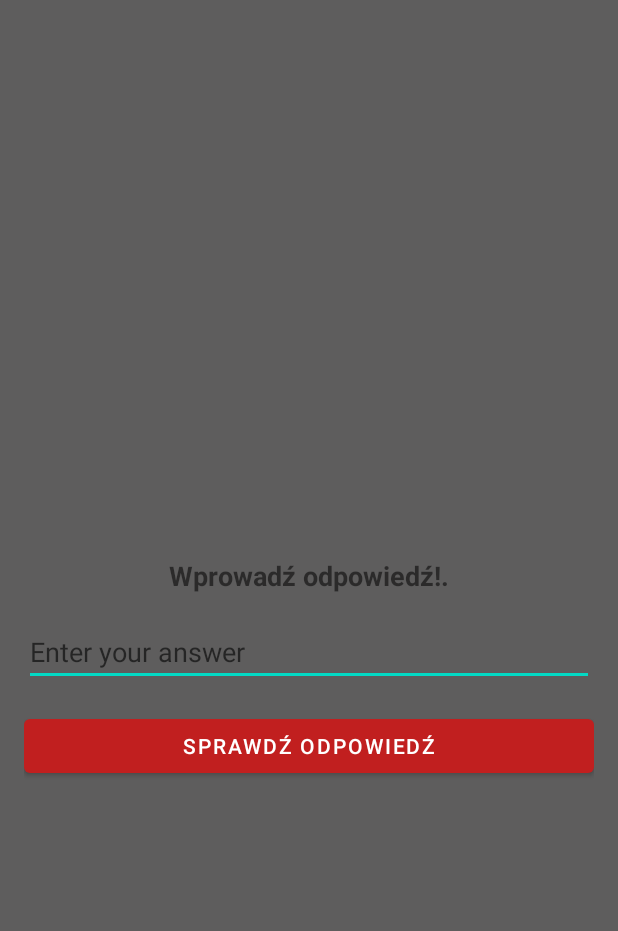
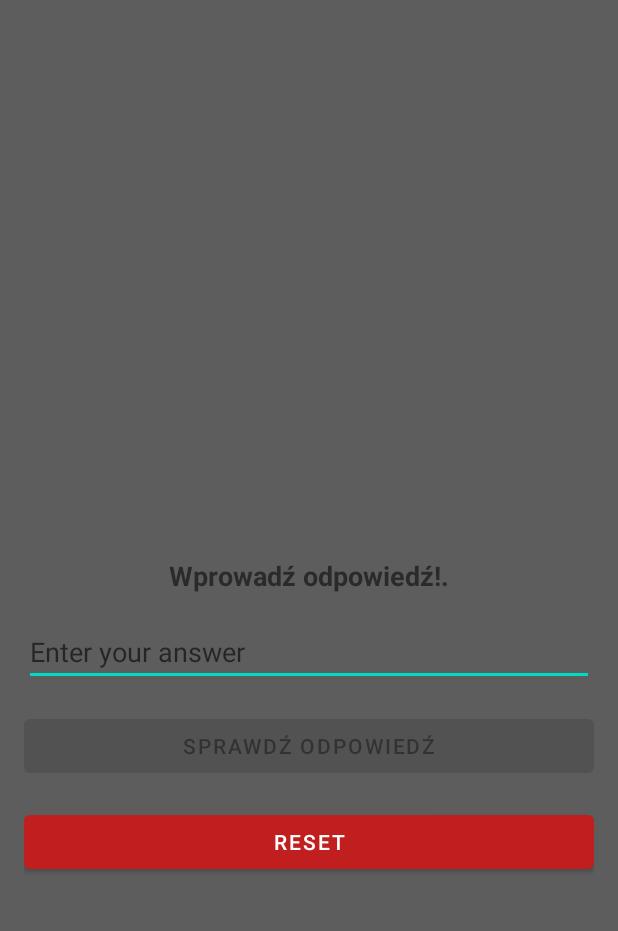
Before and after one commit to Michali0/cashino, an Android app: the fragment SaldoFragment placed in its activity, after a tap on "SPRAWDŹ ODPOWIEDŹ", on a phone screen of 412 x 824 dp, the part 84-1015 px from its top. Run offline under Robolectric (Android 15) with nearby library versions, the phone set to English and light mode, and no system bars.

Commit message:
Aktualizacja pliku SaldoFragment (dodanie możliwości resetu zagadki oraz blokowanie przycisku sprawdzenia po odpowiedzi)

```diff
--- a/app/src/main/java/pl/wincenciuk/cashino/SaldoFragment.kt
+++ b/app/src/main/java/pl/wincenciuk/cashino/SaldoFragment.kt
@@ -14,13 +14,14 @@ class SaldoFragment : Fragment() {
     private lateinit var textViewEquation: TextView
     private lateinit var editTextAnswer: EditText
     private lateinit var buttonCheck: Button
+    private lateinit var buttonReset: Button
 
     private var liczba1: Int = 0
     private var liczba2: Int = 0
     private var liczba3: Int = 0
     private var znak1: String = ""
     private var znak2: String = ""
-
+    private var isButtonClicked = false
     override fun onCreateView(
         inflater: LayoutInflater, container: ViewGroup?,
         savedInstanceState: Bundle?
@@ -28,17 +29,24 @@ class SaldoFragment : Fragment() {
         return inflater.inflate(R.layout.fragment_saldo, container, false)
     }
 
+
     override fun onViewCreated(view: View, savedInstanceState: Bundle?) {
         super.onViewCreated(view, savedInstanceState)
 
         textViewEquation = view.findViewById(R.id.textViewEquation)
         editTextAnswer = view.findViewById(R.id.editTextAnswer)
         buttonCheck = view.findViewById(R.id.buttonCheck)
+        buttonReset = view.findViewById(R.id.buttonReset)
 
         generateEquation()
 
         buttonCheck.setOnClickListener {
             checkAnswer()
+            isButtonClicked = true
+            buttonCheck.isEnabled = false
+        }
+        buttonReset.setOnClickListener {
+            resetFragment()
         }
     }
 
@@ -105,4 +113,11 @@ class SaldoFragment : Fragment() {
 
         return wynik
     }
+    private fun resetFragment() {
+        isButtonClicked = false
+        buttonCheck.isEnabled = true
+        editTextAnswer.text.clear()
+        generateEquation()
+    }
+
 }
--- a/app/src/main/res/layout/fragment_saldo.xml
+++ b/app/src/main/res/layout/fragment_saldo.xml
@@ -29,5 +29,11 @@
         android:layout_below="@id/editTextAnswer"
         android:layout_marginTop="16dp"
         android:text="Sprawdź odpowiedź" />
-
+    <Button
+        android:id="@+id/buttonReset"
+        android:layout_width="match_parent"
+        android:layout_height="wrap_content"
+        android:layout_below="@id/buttonCheck"
+        android:layout_marginTop="16dp"
+        android:text="Reset" />
 </RelativeLayout>
```
